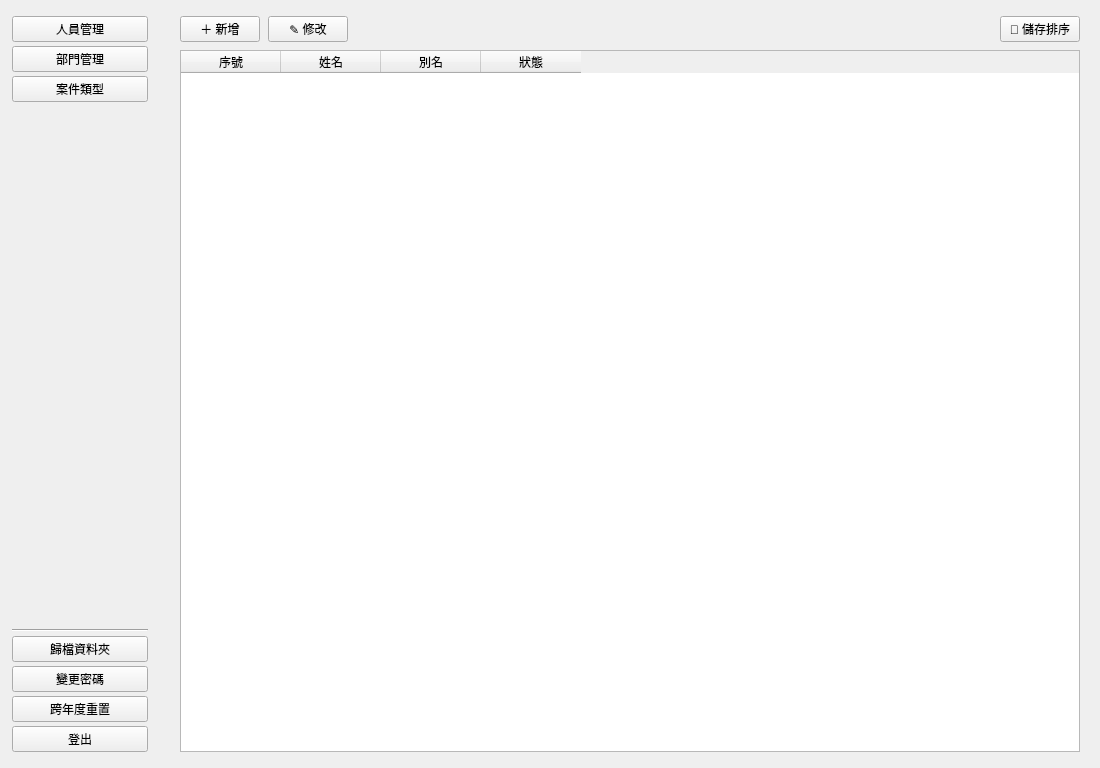
First picture: the form in layouts/Layout7.ui, repository jerrygskk/project_police, before the edit.
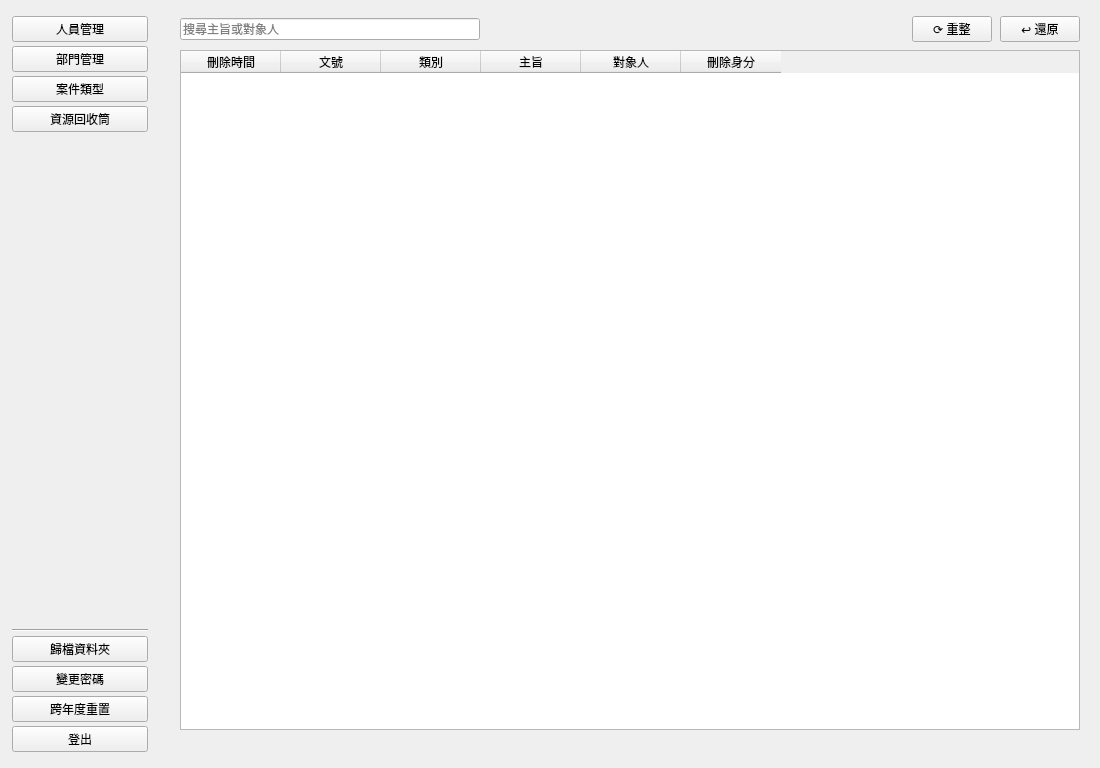
Second picture: the form after the edit. The open tabs and pages were chosen to show the change.

Commit message: feat(recover): 誤刪還原回收筒＋啟動冪等建表 ensureSchema；併入分支 code-review 修正

The edit to the form file:
```diff
--- a/layouts/Layout7.ui
+++ b/layouts/Layout7.ui
@@ -139,6 +139,11 @@
              <property name="text"><string>案件類型</string></property>
             </widget>
            </item>
+           <item>
+            <widget class="QPushButton" name="btn_nav_trash">
+             <property name="text"><string>資源回收筒</string></property>
+            </widget>
+           </item>
            <item>
             <spacer name="navStretch">
              <property name="orientation"><enum>Qt::Vertical</enum></property>
@@ -334,7 +339,70 @@
               <column><property name="text"><string>序號</string></property></column>
               <column><property name="text"><string>案件類型名稱</string></property></column>
               <column><property name="text"><string>狀態</string></property></column>
-              
+
+             </widget>
+            </item>
+           </layout>
+          </widget>
+
+          <!-- ── 子頁 3：資源回收筒（僅 admin） ── -->
+          <widget class="QWidget" name="page_trash">
+           <layout class="QVBoxLayout" name="trashLayout">
+            <property name="spacing"><number>8</number></property>
+            <property name="leftMargin"><number>20</number></property>
+            <property name="topMargin"><number>16</number></property>
+            <property name="rightMargin"><number>20</number></property>
+            <property name="bottomMargin"><number>16</number></property>
+            <item>
+             <layout class="QHBoxLayout" name="trashActionRow">
+              <property name="spacing"><number>8</number></property>
+              <item>
+               <widget class="QLineEdit" name="w_trash_filter">
+                <property name="minimumSize"><size><width>240</width><height>0</height></size></property>
+                <property name="maximumSize"><size><width>300</width><height>16777215</height></size></property>
+                <property name="placeholderText"><string>搜尋主旨或對象人</string></property>
+               </widget>
+              </item>
+              <item>
+               <spacer name="trashActionStretch">
+                <property name="orientation"><enum>Qt::Horizontal</enum></property>
+                <property name="sizeHint" stdset="0"><size><width>40</width><height>0</height></size></property>
+               </spacer>
+              </item>
+              <item>
+               <widget class="QLabel" name="lbl_trash_count">
+                <property name="text"><string></string></property>
+               </widget>
+              </item>
+              <item>
+               <widget class="QPushButton" name="btn_reload_trash">
+                <property name="text"><string>⟳ 重整</string></property>
+               </widget>
+              </item>
+              <item>
+               <widget class="QPushButton" name="btn_restore_trash">
+                <property name="text"><string>↩ 還原</string></property>
+               </widget>
+              </item>
+             </layout>
+            </item>
+            <item>
+             <widget class="QTableWidget" name="tbl_trash">
+              <property name="selectionBehavior"><enum>QAbstractItemView::SelectRows</enum></property>
+              <property name="selectionMode"><enum>QAbstractItemView::SingleSelection</enum></property>
+              <property name="editTriggers"><set>QAbstractItemView::NoEditTriggers</set></property>
+              <column><property name="text"><string>刪除時間</string></property></column>
+              <column><property name="text"><string>文號</string></property></column>
+              <column><property name="text"><string>類別</string></property></column>
+              <column><property name="text"><string>主旨</string></property></column>
+              <column><property name="text"><string>對象人</string></property></column>
+              <column><property name="text"><string>刪除身分</string></property></column>
+             </widget>
+            </item>
+            <item>
+             <widget class="QLabel" name="lbl_hint_trash">
+              <property name="wordWrap"><bool>true</bool></property>
+              <property name="text"><string></string></property>
              </widget>
             </item>
            </layout>
```
The commit also changes 13 other files.
